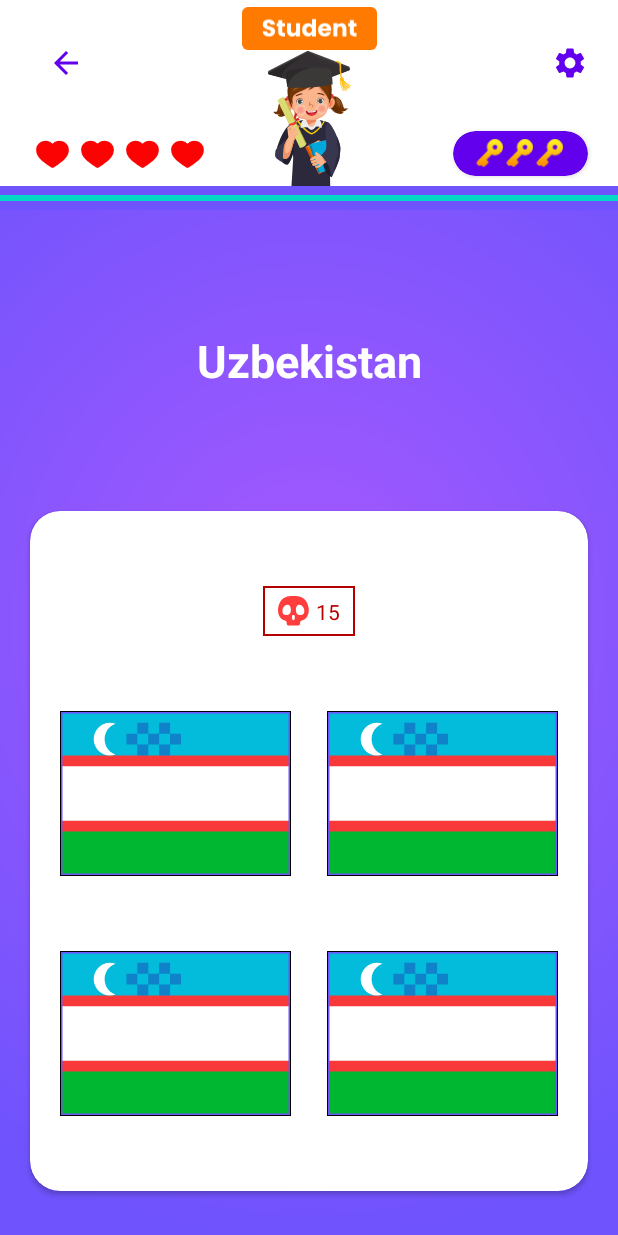
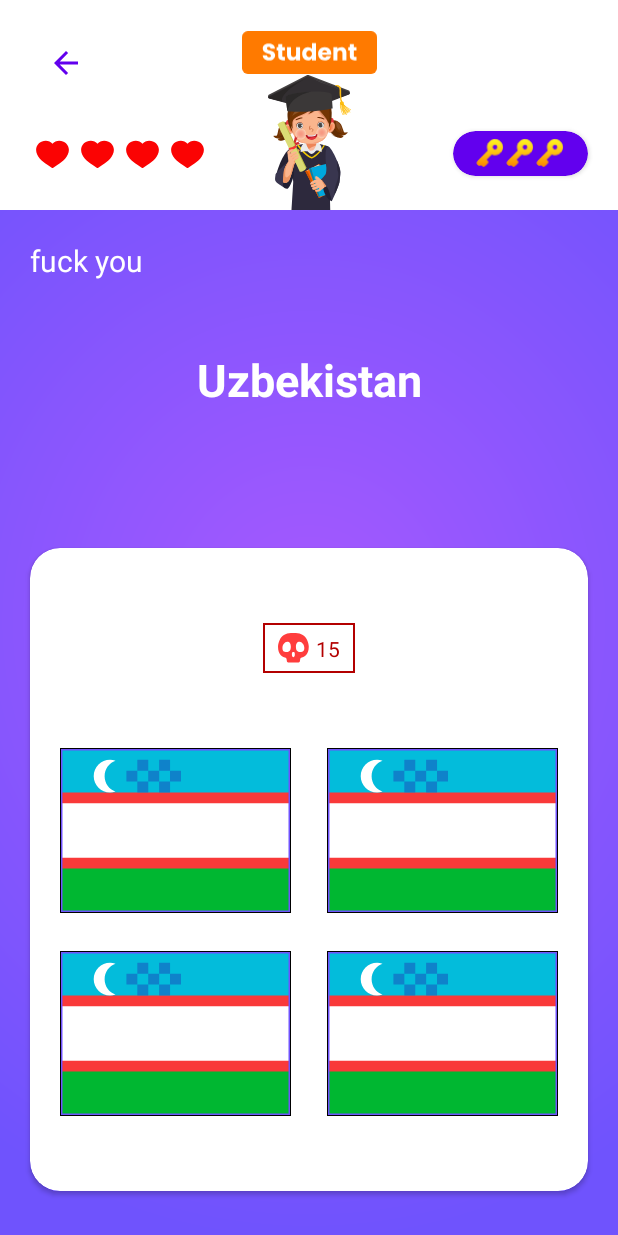
Before and after one commit to e-Loving/Quiz, an Android app: the fragment GameFragment placed in its activity, on a phone screen of 412 x 824 dp. Run offline under Robolectric (Android 15) with nearby library versions, the light colour scheme and no system bars; pictures from the network do not load.

Commit message:
Quite bit

```diff
--- a/app/build.gradle
+++ b/app/build.gradle
@@ -52,7 +52,7 @@ dependencies {
     implementation("com.github.bumptech.glide:glide:4.13.2") {
         exclude group: "com.android.support"
     }
-    annotationProcessor 'androidx.annotation:annotation:1.3.0'
+    annotationProcessor 'androidx.annotation:annotation:1.5.0'
     annotationProcessor 'com.github.bumptech.glide:compiler:4.13.2'
     implementation("com.github.bumptech.glide:glide:4.13.2@aar") {
         transitive = true
--- a/app/src/main/java/uz/eloving/quizgame/model/ModelCardViewLevel.kt
+++ b/app/src/main/java/uz/eloving/quizgame/model/ModelCardViewLevel.kt
@@ -2,7 +2,7 @@ package uz.eloving.quizgame.model
 
 data class ModelCardViewLevel(
     val pic: Int,
-    val countOfQuestions: Int,
+    var countOfQuestions: Int,
     val degree: Int,
     val alpha: Float = 0.3F,
     val clickable: Boolean = false
--- a/app/src/main/java/uz/eloving/quizgame/ui/ResultFragment.kt
+++ b/app/src/main/java/uz/eloving/quizgame/ui/ResultFragment.kt
@@ -9,6 +9,7 @@ import androidx.fragment.app.Fragment
 import android.view.LayoutInflater
 import android.view.View
 import android.view.ViewGroup
+import android.widget.Toast
 import androidx.activity.OnBackPressedCallback
 import androidx.core.os.bundleOf
 import uz.eloving.quizgame.R
@@ -67,5 +68,4 @@ class ResultFragment : Fragment() {
             }
         }
     }
-
 }
--- a/app/src/main/res/layout/fragment_game.xml
+++ b/app/src/main/res/layout/fragment_game.xml
@@ -6,6 +6,17 @@
     android:layout_height="match_parent"
     android:background="@drawable/iv_bg"
     tools:context=".ui.GameFragment">
+
+    <TextView
+        android:id="@+id/timer"
+        android:layout_width="wrap_content"
+        android:layout_height="wrap_content"
+        android:layout_margin="20dp"
+        android:text="fuck you"
+        android:textColor="@color/white"
+        android:textSize="20dp"
+        app:layout_constraintLeft_toLeftOf="parent"
+        app:layout_constraintTop_toBottomOf="@+id/constraintLayout" />
 
     <androidx.constraintlayout.widget.ConstraintLayout
         android:id="@+id/constraintLayout"
@@ -16,21 +27,6 @@
         app:layout_constraintStart_toStartOf="parent"
         app:layout_constraintTop_toTopOf="parent">
 
-        <ProgressBar
-            android:id="@+id/progress_horizontal"
-            style="@style/Widget.AppCompat.ProgressBar.Horizontal"
-            android:layout_width="match_parent"
-            android:layout_height="wrap_content"
-            android:background="#FF6F53FD"
-            android:clickable="false"
-            android:max="30000"
-            android:progress="30000"
-            app:indicatorColor="@color/white"
-            app:layout_constraintBottom_toBottomOf="parent"
-            app:layout_constraintLeft_toLeftOf="parent"
-            app:layout_constraintRight_toRightOf="parent"
-            app:trackColor="@color/teal_700"
-            app:trackThickness="5dp" />
 
         <ImageButton
             android:id="@+id/btn_back"
@@ -43,24 +39,12 @@
             app:layout_constraintTop_toTopOf="parent"
             app:tint="@color/purple_500" />
 
-        <ImageButton
-            android:id="@+id/imageButton2"
-            android:layout_width="wrap_content"
-            android:layout_height="wrap_content"
-            android:layout_margin="20dp"
-            android:background="@null"
-            android:src="@drawable/btn_settings_white"
-            app:layout_constraintBottom_toBottomOf="@+id/btn_back"
-            app:layout_constraintRight_toRightOf="parent"
-            app:layout_constraintTop_toTopOf="@+id/btn_back"
-            app:tint="@color/purple_500" />
-
         <ImageView
             android:id="@+id/imageView"
             android:layout_width="wrap_content"
             android:layout_height="wrap_content"
             android:src="@drawable/iv_student"
-            app:layout_constraintBottom_toTopOf="@id/progress_horizontal"
+            app:layout_constraintBottom_toBottomOf="parent"
             app:layout_constraintEnd_toEndOf="parent"
             app:layout_constraintStart_toStartOf="parent" />
 
@@ -112,12 +96,13 @@
 
         <androidx.cardview.widget.CardView
             android:id="@+id/key_card"
+            android:layout_marginEnd="20dp"
             android:layout_width="90dp"
             android:layout_height="30dp"
             app:cardBackgroundColor="@color/purple_500"
             app:cardCornerRadius="50dp"
             app:layout_constraintBottom_toBottomOf="@+id/linearLayout"
-            app:layout_constraintEnd_toEndOf="@+id/imageButton2"
+            app:layout_constraintEnd_toEndOf="parent"
             app:layout_constraintTop_toTopOf="@+id/linearLayout">
 
             <LinearLayout
@@ -185,7 +170,7 @@
                 android:layout_width="154dp"
                 android:layout_height="110dp"
                 android:layout_marginStart="20dp"
-                android:layout_marginBottom="50dp"
+                android:layout_marginBottom="25dp"
                 android:background="@drawable/flag_background"
                 android:backgroundTint="@color/black"
                 android:scaleType="fitXY"
@@ -198,7 +183,7 @@
                 android:layout_width="154dp"
                 android:layout_height="110dp"
                 android:layout_marginEnd="20dp"
-                android:layout_marginBottom="50dp"
+                android:layout_marginBottom="25dp"
                 android:background="@drawable/flag_background"
                 android:scaleType="fitXY"
                 android:src="@drawable/ic_flags"
--- a/app/src/main/res/layout/fragment_main.xml
+++ b/app/src/main/res/layout/fragment_main.xml
@@ -15,7 +15,7 @@
         android:src="@drawable/actionbar"
         app:layout_constraintLeft_toLeftOf="parent"
         app:layout_constraintRight_toRightOf="parent"
-        app:layout_constraintTop_toTopOf="parent" />
+        app:layout_constraintTop_toTopOf="parent"/>
 
     <androidx.recyclerview.widget.RecyclerView
         android:id="@+id/rv_continent"
@@ -25,6 +25,7 @@
         app:layout_constraintEnd_toEndOf="parent"
         app:layout_constraintStart_toStartOf="parent"
         app:layout_constraintTop_toBottomOf="@+id/action_bar"
+        tools:ignore="SpeakableTextPresentCheck"
         tools:listitem="@layout/item_continent" />
 
     <ImageButton
```
Also changed, not shown: app/src/main/java/uz/eloving/quizgame/data/PrefManager.kt (added, +69 -0 lines), app/src/main/java/uz/eloving/quizgame/ui/GameFragment.kt (+13 -4 lines), app/src/main/java/uz/eloving/quizgame/ui/LevelFragment.kt (+7 -0 lines), app/src/main/res/layout/fragment_level.xml (+0 -10 lines), app/src/main/res/layout/fragment_result.xml (+7 -27 lines).
